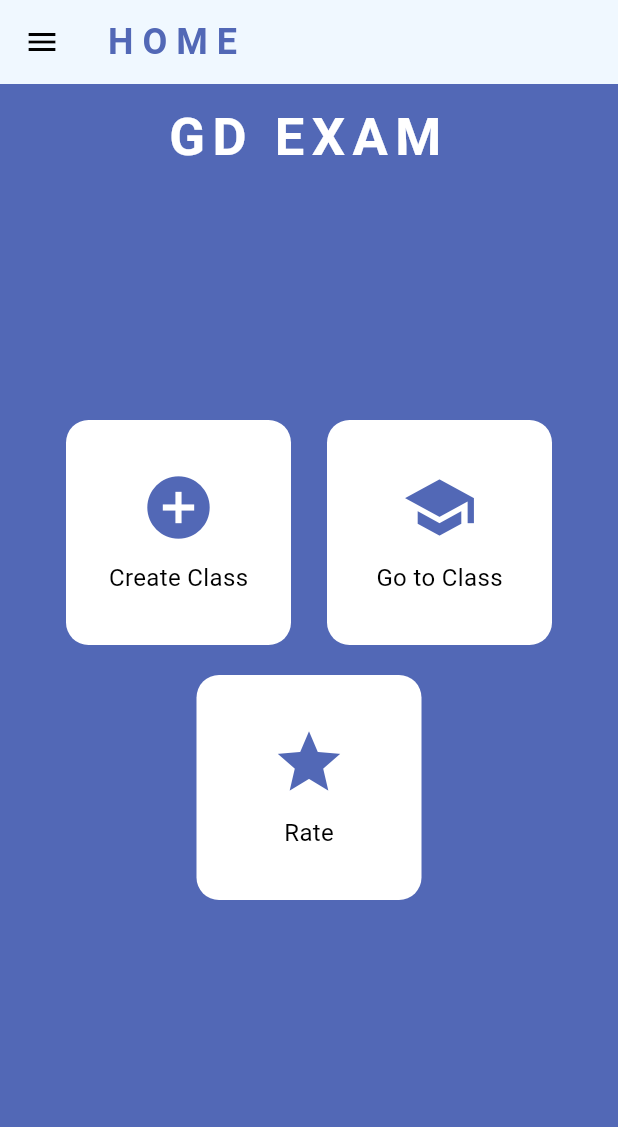
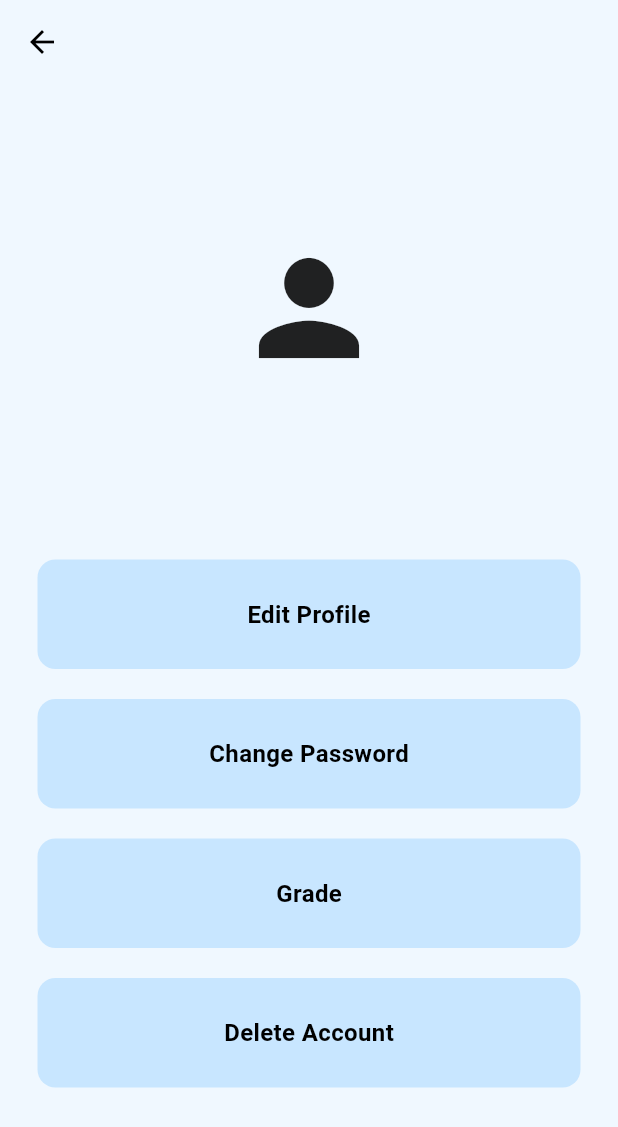
Before and after one commit to GenTpham/DoAnPhanMem, a Flutter app: the screen it shows once a user with an empty profile is signed in, in the side drawer, after a tap on "P R O F I L E", on a phone screen of 412 x 824 dp. Shown: the top 1127 px of the screen. Run offline on Flutter 3.47's test engine with Material 3 defaults, Android fonts, the phone set to English and light mode, and no system bars; our stand-ins replace cloud_firestore, firebase_auth, firebase_core; accounts and stored records are empty.

Commit message:
Create Profile Page

```diff
--- a/exam_app/lib/components/my_drawer.dart
+++ b/exam_app/lib/components/my_drawer.dart
@@ -1,5 +1,6 @@
 import 'package:exam_app/components/my_drawer_tile.dart';
 import 'package:exam_app/components/my_loading_circle.dart';
+import 'package:exam_app/pages/profile_page.dart';
 import 'package:exam_app/pages/settings_page.dart';
 import 'package:exam_app/services/auth/auth_service.dart';
 import 'package:flutter/material.dart';
@@ -49,6 +50,12 @@ class MyDrawer extends StatelessWidget {
                 icon: Icons.person,
                 onTap: () {
                   Navigator.pop(context);
+                  Navigator.push(
+                    context,
+                    MaterialPageRoute(
+                      builder: (context) => ProfilePage(uid: _auth.getCurrentUid(),),
+                    ),
+                  );
                 },
               ),
               MyDrawerTile(
--- a/exam_app/lib/main.dart
+++ b/exam_app/lib/main.dart
@@ -1,6 +1,7 @@
 import 'package:exam_app/firebase_options.dart';
 import 'package:exam_app/pages/home_page.dart';
 import 'package:exam_app/services/auth/auth_gate.dart';
+import 'package:exam_app/services/database/database_provider.dart';
 import 'package:exam_app/themes/theme_provider.dart';
 import 'package:firebase_core/firebase_core.dart';
 import 'package:flutter/material.dart';
@@ -12,8 +13,11 @@ void main() async {
   await Firebase.initializeApp(options: DefaultFirebaseOptions.currentPlatform);
 
   runApp(
-    ChangeNotifierProvider(
-      create: (context) => ThemeProvider(),
+    MultiProvider(
+      providers: [
+        ChangeNotifierProvider(create: (context) => ThemeProvider()),
+        ChangeNotifierProvider(create: (context) => DatabaseProvider()),
+      ],
       child: const MyApp(),
     ),
   );
--- a/exam_app/lib/models/user.dart
+++ b/exam_app/lib/models/user.dart
@@ -5,22 +5,24 @@ class UserProfile {
   final String name;
   final String email;
   final String username;
+  final String phone;
 
   UserProfile({
     required this.uid,
     required this.name,
     required this.email,
     required this.username,
+    required this.phone,
   });
 
   // firebase -> app
   factory UserProfile.fromDocument(DocumentSnapshot doc) {
     return UserProfile(
-      uid: doc['uid'],
-      name: doc['name'],
-      email: doc['email'],
-      username: doc['username'],
-    );
+        uid: doc['uid'],
+        name: doc['name'],
+        email: doc['email'],
+        username: doc['username'],
+        phone: doc['phone']);
   }
 
   // app -> firebase
@@ -30,6 +32,7 @@ class UserProfile {
       'name': name,
       'email': email,
       'username': username,
+      'phone': phone,
     };
   }
 }
--- /dev/null
+++ b/exam_app/lib/pages/profile_page.dart
@@ -0,0 +1,115 @@
+import 'package:exam_app/components/my_button.dart';
+import 'package:exam_app/models/user.dart';
+import 'package:exam_app/services/auth/auth_service.dart';
+import 'package:exam_app/services/database/database_provider.dart';
+import 'package:flutter/material.dart';
+import 'package:provider/provider.dart';
+
+class ProfilePage extends StatefulWidget {
+  final String uid;
+  const ProfilePage({
+    super.key,
+    required this.uid,
+  });
+
+  @override
+  State<ProfilePage> createState() => _ProfilePageState();
+}
+
+class _ProfilePageState extends State<ProfilePage> {
+  // late final listeningProvider = Provider.of<DatabaseProvider>(context);
+  late final databaseProvier =
+      Provider.of<DatabaseProvider>(context, listen: false);
+  UserProfile? user;
+  String currentUserId = AuthService().getCurrentUid();
+  bool _isLoading = true;
+  @override
+  void initState() {
+    // TODO: implement initState
+    super.initState();
+    loadUser();
+  }
+
+  Future<void> loadUser() async {
+    user = await databaseProvier.userProfile(widget.uid);
+    setState(() {
+      _isLoading = false;
+    });
+  }
+
+  @override
+  Widget build(BuildContext context) {
+    return Scaffold(
+      backgroundColor: Theme.of(context).colorScheme.surface,
+      appBar: AppBar(
+        title: Text(_isLoading ? '' : user!.email),
+      ),
+      body: SafeArea(
+        child: Padding(
+          padding: const EdgeInsets.symmetric(horizontal: 25),
+          child: Center(
+            child: Column(
+              mainAxisAlignment: MainAxisAlignment.center,
+              children: [
+                const Icon(
+                  Icons.person,
+                  size: 100,
+                ),
+                const SizedBox(
+                  height: 20,
+                ),
+                Text(
+                  _isLoading ? '' : '${user!.name}',
+                  style: TextStyle(
+                    fontWeight: FontWeight.bold,
+                    fontSize: 20,
+                    color: Theme.of(context).colorScheme.onPrimary,
+                  ),
+                ),
+                const SizedBox(
+                  height: 20,
+                ),
+                Text(
+                  _isLoading ? '' : user!.phone,
+                  style: TextStyle(
+                    fontWeight: FontWeight.bold,
+                    fontSize: 20,
+                    color: Theme.of(context).colorScheme.onPrimary,
+                  ),
+                ),
+                const SizedBox(
+                  height: 20,
+                ),
+                MyButton(
+                  text: "Edit Profile",
+                  onTap: () {},
+                ),
+                const SizedBox(
+                  height: 20,
+                ),
+                MyButton(
+                  text: "Change Password",
+                  onTap: () {},
+                ),
+                const SizedBox(
+                  height: 20,
+                ),
+                MyButton(
+                  text: "Grade",
+                  onTap: () {},
+                ),
+                const SizedBox(
+                  height: 20,
+                ),
+                MyButton(
+                  text: "Delete Account",
+                  onTap: () {},
+                ),
+              ],
+            ),
+          ),
+        ),
+      ),
+    );
+  }
+}
--- a/exam_app/lib/pages/register_page.dart
+++ b/exam_app/lib/pages/register_page.dart
@@ -21,6 +21,7 @@ class _RegisterPageState extends State<RegisterPage> {
   final TextEditingController nameController = TextEditingController();
   final TextEditingController pwController = TextEditingController();
   final TextEditingController confirmPwController = TextEditingController();
+  final TextEditingController phoneController = TextEditingController();
   bool _obscureText = true;
 
   void register() async {
@@ -34,6 +35,7 @@ class _RegisterPageState extends State<RegisterPage> {
         await _db.saveUserInfoInFirebase(
           name: nameController.text,
           email: emailController.text,
+          phone: phoneController.text,
         );
       } catch (e) {
         if (mounted) hideLoadingCircle(context);
@@ -97,6 +99,14 @@ class _RegisterPageState extends State<RegisterPage> {
                   MyTextField(
                     controller: nameController,
                     hintText: "Name",
+                    obscureText: false,
+                  ),
+                  const SizedBox(
+                    height: 10,
+                  ),
+                  MyTextField(
+                    controller: phoneController,
+                    hintText: "Phone",
                     obscureText: false,
                   ),
                   const SizedBox(
--- /dev/null
+++ b/exam_app/lib/services/database/database_provider.dart
@@ -0,0 +1,13 @@
+import 'package:exam_app/models/user.dart';
+import 'package:exam_app/services/auth/auth_service.dart';
+import 'package:exam_app/services/database/database_service.dart';
+import 'package:flutter/material.dart';
+
+class DatabaseProvider extends ChangeNotifier {
+  // get db & auth service
+  final _db = DatabaseService();
+  final _auth = AuthService();
+
+  Future<UserProfile?> userProfile(String uid) => _db.getUserFromFirebase(uid);
+
+}
--- a/exam_app/lib/services/database/database_service.dart
+++ b/exam_app/lib/services/database/database_service.dart
@@ -8,7 +8,7 @@ class DatabaseService {
 
   // Save user info
   Future<void> saveUserInfoInFirebase(
-      {required String name, required String email}) async {
+      {required String name, required String email, required String phone}) async {
     String uid = _auth.currentUser!.uid;
     String username = email.split('@')[0];
 
@@ -17,6 +17,7 @@ class DatabaseService {
       name: name,
       email: email,
       username: username,
+      phone: phone,
     );
     final userMap = user.toMap();
     await _db.collection("Users").doc(uid).set(userMap);
```
